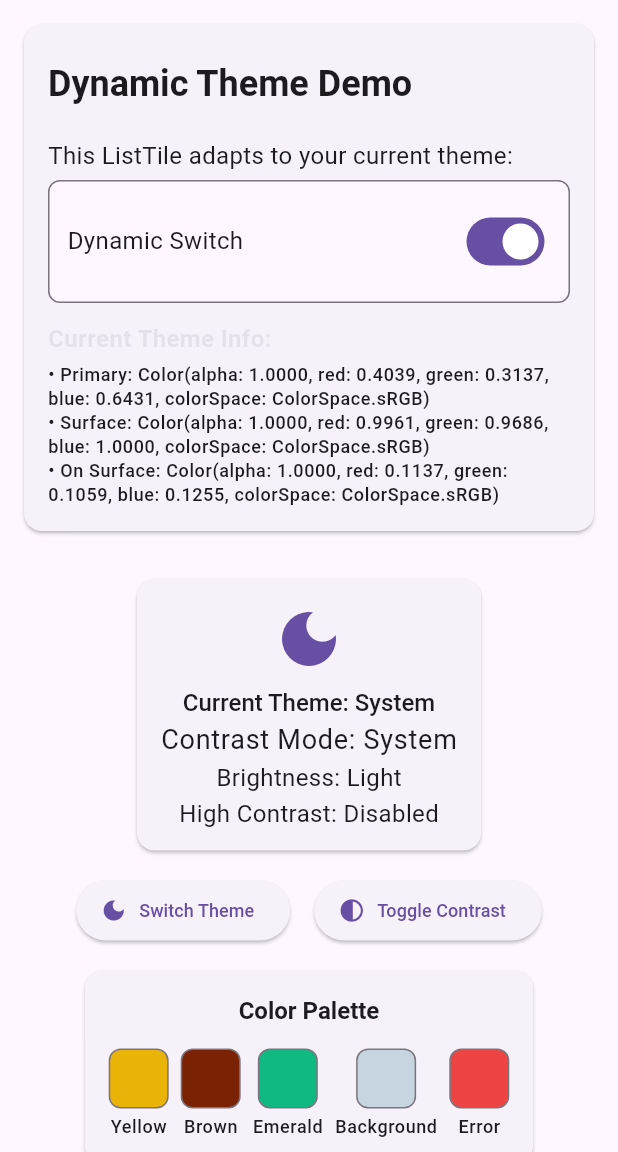
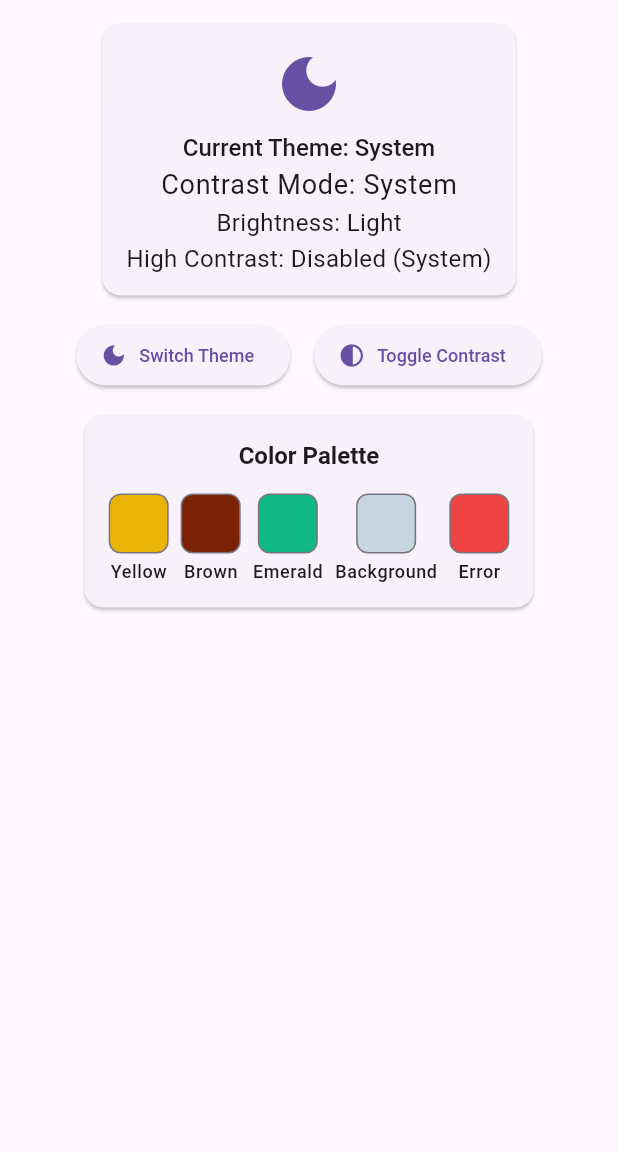
Before and after one commit to RoshanOscarSah/theme_and_contrast, a Flutter app: the screen it shows after launch, on a phone screen of 412 x 824 dp, the part 84-1236 px from its top. Run offline on Flutter 3.47's test engine with Material 3 defaults, Android fonts, the phone set to English and light mode, and no system bars; our stand-ins replace get_storage; Roboto replaces fonts that are missing (WorkSans).

Commit message:
Enhance app lifecycle management by adding onAppResumed and onAppPaused callbacks in AppWrapper and AppLifecycleHandler. Implement forced rebuild on app resume to reflect system changes. Update ThemeManager to check and refresh system high contrast settings, improving responsiveness to accessibility changes. Add method to retrieve current high contrast status in home_page.dart for better user feedback.

```diff
--- a/lib/core/lifecycle/app_lifecycle_handler.dart
+++ b/lib/core/lifecycle/app_lifecycle_handler.dart
@@ -1,12 +1,14 @@
 import 'dart:async';
 import 'package:flutter/material.dart';
 import '../theme/manager/contrast_manager.dart';
+import '../theme/manager/theme_manager.dart';
 
 class AppLifecycleHandler with WidgetsBindingObserver {
   final VoidCallback? onAppResumed;
   final VoidCallback? onAppPaused;
   Timer? _debounceTimer;
   bool _isProcessing = false;
+  bool _isDisposed = false;
 
   AppLifecycleHandler({this.onAppResumed, this.onAppPaused}) {
     WidgetsBinding.instance.addObserver(this);
@@ -14,15 +16,20 @@ class AppLifecycleHandler with WidgetsBindingObserver {
   }
 
   void dispose() {
-    // Cancel timer and set to null to prevent any further usage
+    debugPrint('🔄 AppLifecycleHandler: Disposing...');
+    _isDisposed = true;
+
+    // Cancel timer but don't set to null immediately
     _debounceTimer?.cancel();
-    _debounceTimer = null;
-
-    // Reset processing flag
-    _isProcessing = false;
 
     // Remove observer
     WidgetsBinding.instance.removeObserver(this);
+
+    // Set timer to null after a short delay to allow pending operations to complete
+    Timer(const Duration(milliseconds: 100), () {
+      _debounceTimer = null;
+      debugPrint('🔄 AppLifecycleHandler: Disposed completely');
+    });
   }
 
   void _checkInitialContrastStatus() async {
@@ -36,16 +43,21 @@ class AppLifecycleHandler with WidgetsBindingObserver {
 
   @override
   void didChangeAppLifecycleState(AppLifecycleState state) {
-    // Check if the handler is still valid (not disposed)
-    if (_debounceTimer == null) {
-      return; // Handler has been disposed, ignore lifecycle events
+    debugPrint('🔄 Lifecycle state changed: $state');
+
+    // Check if the handler is disposed
+    if (_isDisposed) {
+      debugPrint('🔄 Handler disposed, ignoring lifecycle event');
+      return;
     }
 
     switch (state) {
       case AppLifecycleState.resumed:
+        debugPrint('🔄 App resumed - triggering handler');
         _handleAppResumed();
         break;
       case AppLifecycleState.paused:
+        debugPrint('🔄 App paused - triggering handler');
         _handleAppPaused();
         break;
       case AppLifecycleState.inactive:
@@ -61,16 +73,20 @@ class AppLifecycleHandler with WidgetsBindingObserver {
   }
 
   void _handleAppResumed() {
+    debugPrint('🔄 App resumed - checking for system changes');
     // Debounce rapid resume events
     _debounceTimer?.cancel();
     _debounceTimer = Timer(const Duration(milliseconds: 300), () {
+      debugPrint('🔄 Debounced resume event triggered');
       // Check if the handler is still valid before processing
-      if (!_isProcessing && onAppResumed != null) {
+      if (!_isProcessing && !_isDisposed) {
         _isProcessing = true;
+        debugPrint('🔄 Starting contrast check...');
         _checkContrastChanges()
             .then((_) {
-              // Only call onAppResumed if the timer hasn't been cancelled
-              if (_debounceTimer != null) {
+              // Always call onAppResumed if not disposed
+              if (!_isDisposed && onAppResumed != null) {
+                debugPrint('🔄 Calling onAppResumed callback');
                 onAppResumed?.call();
               }
               _isProcessing = false;
@@ -79,21 +95,26 @@ class AppLifecycleHandler with WidgetsBindingObserver {
               debugPrint('Error in contrast check: $error');
               _isProcessing = false;
             });
+      } else {
+        debugPrint('🔄 Already processing or disposed, skipping...');
       }
     });
   }
 
   void _handleAppPaused() {
+    debugPrint('App paused');
     onAppPaused?.call();
   }
 
   Future<void> _checkContrastChanges() async {
     try {
+      debugPrint('🔄 Checking contrast changes...');
       final isHighContrast = await ContrastService.isHighContrastEnabled();
       debugPrint('High contrast status on resume: $isHighContrast');
 
-      // Here you could add logic to refresh theme/contrast settings
-      // For example, trigger a rebuild of the app with new contrast settings
+      // Refresh theme manager to check for system accessibility changes
+      await ThemeManager.refreshSystemSettings();
+      debugPrint('🔄 Theme refresh completed');
     } catch (e) {
       debugPrint('Error checking contrast changes: $e');
     }
--- a/lib/core/lifecycle/app_wrapper.dart
+++ b/lib/core/lifecycle/app_wrapper.dart
@@ -3,8 +3,15 @@ import 'app_lifecycle_handler.dart';
 
 class AppWrapper extends StatefulWidget {
   final Widget child;
+  final VoidCallback? onAppResumed;
+  final VoidCallback? onAppPaused;
 
-  const AppWrapper({super.key, required this.child});
+  const AppWrapper({
+    super.key,
+    required this.child,
+    this.onAppResumed,
+    this.onAppPaused,
+  });
 
   @override
   State<AppWrapper> createState() => _AppWrapperState();
@@ -16,21 +23,25 @@ class _AppWrapperState extends State<AppWrapper> {
   @override
   void initState() {
     super.initState();
+    debugPrint('🔄 AppWrapper: Initializing lifecycle handler');
 
     _lifecycleHandler = AppLifecycleHandler(
       onAppResumed: () {
         // Handle app resumed - refresh theme/contrast settings
-        debugPrint('App resumed - checking for theme/contrast changes');
+        debugPrint('🔄 AppWrapper: App resumed callback triggered');
+        widget.onAppResumed?.call();
       },
       onAppPaused: () {
         // Handle app paused
-        debugPrint('App paused');
+        debugPrint('🔄 AppWrapper: App paused callback triggered');
+        widget.onAppPaused?.call();
       },
     );
   }
 
   @override
   void dispose() {
+    debugPrint('🔄 AppWrapper: Disposing lifecycle handler');
     _lifecycleHandler.dispose();
     super.dispose();
   }
--- a/lib/core/theme/manager/theme_manager.dart
+++ b/lib/core/theme/manager/theme_manager.dart
@@ -4,6 +4,7 @@ import '../types/high_contrast_dark_theme.dart';
 import '../types/high_contrast_light_theme.dart';
 import '../types/theme_light.dart';
 import '../../persistant_storage/theme_preferences.dart';
+import '../manager/contrast_manager.dart';
 
 enum ContrastMode { normal, high, system }
 
@@ -13,6 +14,8 @@ class ThemeManager {
   static final List<Function()> _listeners = [];
   static bool _initialized = false;
   static bool _isLoading = false; // Flag to prevent saving during loading
+  static bool _systemHighContrastEnabled =
+      false; // Track system high contrast state
 
   // Initialize the theme manager and load saved preferences
   static void initialize() {
@@ -25,6 +28,9 @@ class ThemeManager {
     ThemePreferences.loadPreferences();
     _isLoading = false;
     _initialized = true;
+
+    // Check initial system high contrast status
+    _checkSystemHighContrast();
   }
 
   static void addListener(Function() listener) {
@@ -41,21 +47,71 @@ class ThemeManager {
     }
   }
 
+  // Check if system high contrast is enabled
+  static Future<bool> isSystemHighContrastEnabled() async {
+    try {
+      return await ContrastService.isHighContrastEnabled();
+    } catch (e) {
+      return false;
+    }
+  }
+
+  // Check and update system high contrast status
+  static Future<void> _checkSystemHighContrast() async {
+    final wasEnabled = _systemHighContrastEnabled;
+    _systemHighContrastEnabled = await isSystemHighContrastEnabled();
+
+    // If system high contrast status changed, notify listeners
+    if (wasEnabled != _systemHighContrastEnabled) {
+      _notifyListeners();
+    }
+  }
+
+  // Refresh theme based on current system settings
+  static Future<void> refreshSystemSettings() async {
+
+    // Check if system high contrast is enabled
+    final isSystemHighContrast = await isSystemHighContrastEnabled();
+
+    // Update the system high contrast status
+    _systemHighContrastEnabled = isSystemHighContrast;
+
+    // If contrast mode is set to system, we need to notify listeners
+    // so the app can rebuild with the correct theme
+    if (_contrastMode == ContrastMode.system) {
+      _notifyListeners();
+    }
+  }
+
+  // Helper method to determine if high contrast should be applied
+  static bool _shouldUseHighContrast() {
+    if (_contrastMode == ContrastMode.high) {
+      return true;
+    }
+    if (_contrastMode == ContrastMode.system) {
+      return _systemHighContrastEnabled;
+    }
+    return false;
+  }
+
   static ThemeData getLightTheme() {
-    if (_contrastMode == ContrastMode.high) {
+    // Check if we should use high contrast based on current settings
+    if (_shouldUseHighContrast()) {
       return buildHighContrastLightTheme();
     }
     return buildLightTheme();
   }
 
   static ThemeData getDarkTheme() {
-    if (_contrastMode == ContrastMode.high) {
+    // Check if we should use high contrast based on current settings
+    if (_shouldUseHighContrast()) {
       return buildHighContrastDarkTheme();
     }
     return buildDarkTheme();
   }
 
   static ThemeData? getHighContrastLightTheme() {
+    // Only provide high contrast theme if system mode is set
     if (_contrastMode == ContrastMode.system) {
       return buildHighContrastLightTheme();
     }
@@ -63,6 +119,7 @@ class ThemeManager {
   }
 
   static ThemeData? getHighContrastDarkTheme() {
+    // Only provide high contrast theme if system mode is set
     if (_contrastMode == ContrastMode.system) {
       return buildHighContrastDarkTheme();
     }
@@ -74,7 +131,8 @@ class ThemeManager {
     // Save to persistent storage only if not loading
     if (!_isLoading) {
       ThemePreferences.setContrastMode(contrastMode);
-    } else {}
+    } else {
+    }
     _notifyListeners();
   }
 
@@ -83,7 +141,8 @@ class ThemeManager {
     // Save to persistent storage only if not loading
     if (!_isLoading) {
       ThemePreferences.setThemeMode(themeMode);
-    } else {}
+    } else {
+    }
     _notifyListeners();
   }
 
@@ -117,4 +176,7 @@ class ThemeManager {
 
   static ThemeMode get themeMode => _themeMode;
   static ContrastMode get contrastMode => _contrastMode;
+
+  // Getter for current system high contrast status
+  static bool get systemHighContrastEnabled => _systemHighContrastEnabled;
 }
--- a/lib/main.dart
+++ b/lib/main.dart
@@ -49,6 +49,10 @@ class _MyAppState extends State<MyApp> {
   @override
   Widget build(BuildContext context) {
     return AppWrapper(
+      onAppResumed: () {
+        // Force rebuild when app resumes to reflect any system changes
+        setState(() {});
+      },
       child: ThemeInheritedWidget(
         themeMode: ThemeManager.themeMode,
         contrastMode: ThemeManager.contrastMode,
--- a/lib/screens/home_page.dart
+++ b/lib/screens/home_page.dart
@@ -44,6 +44,25 @@ class _MyHomePageState extends State<MyHomePage> {
     }
   }
 
+  String _getCurrentHighContrastStatus() {
+    final themeInherited = ThemeInheritedWidget.of(context);
+    if (themeInherited == null) return 'Unknown';
+
+    switch (themeInherited.contrastMode) {
+      case ContrastMode.high:
+        return 'Enabled (App)';
+      case ContrastMode.system:
+        // Check if system high contrast is enabled
+        if (ThemeManager.systemHighContrastEnabled) {
+          return 'Enabled (System)';
+        } else {
+          return 'Disabled (System)';
+        }
+      case ContrastMode.normal:
+        return 'Disabled (App)';
+    }
+  }
+
   void _showAppearanceModal(BuildContext context) {
     showModalBottomSheet(
       context: context,
@@ -82,72 +101,6 @@ class _MyHomePageState extends State<MyHomePage> {
                 child: Padding(
                   padding: const EdgeInsets.all(16),
                   child: Column(
-                    crossAxisAlignment: CrossAxisAlignment.start,
-                    children: [
-                      Text(
-                        'Dynamic Theme Demo',
-                        style: Theme.of(context).textTheme.displayMedium,
-                      ),
-                      const SizedBox(height: 16),
-                      Text(
-                        'This ListTile adapts to your current theme:',
-                        style: Theme.of(context).textTheme.bodyMedium,
-                      ),
-                      const SizedBox(height: 8),
-                      Container(
-                        padding: const EdgeInsets.all(12),
-                        decoration: BoxDecoration(
-                          color: Theme.of(context).colorScheme.surface,
-                          borderRadius: BorderRadius.circular(8),
-                          border: Border.all(
-                            color: Theme.of(context).colorScheme.outline,
-                          ),
-                        ),
-                        child: ListTile(
-                          contentPadding: EdgeInsets.zero,
-                          title: Text(
-                            "Dynamic Switch",
-                            style: Theme.of(context).textTheme.bodyMedium,
-                          ),
-                          trailing: Switch.adaptive(
-                            value: true,
-                            onChanged: (value) {},
-                          ),
-                        ),
-                      ),
-                      const SizedBox(height: 16),
-                      Text(
-                        'Current Theme Info:',
-                        style: Theme.of(context).textTheme.bodyMedium?.copyWith(
-                          fontWeight: FontWeight.w600,
-                          color: Theme.of(context)
-                              .colorScheme
-                              .onSecondaryContainer
-                              .withValues(alpha: 0.1),
-                        ),
-                      ),
-                      const SizedBox(height: 8),
-                      Text(
-                        '• Primary: ${Theme.of(context).colorScheme.primary}',
-                        style: Theme.of(context).textTheme.bodySmall,
-                      ),
-                      Text(
-                        '• Surface: ${Theme.of(context).colorScheme.surface}',
-                        style: Theme.of(context).textTheme.bodySmall,
-                      ),
-                      Text(
-                        '• On Surface: ${Theme.of(context).colorScheme.onSurface}',
-                        style: Theme.of(context).textTheme.bodySmall,
-                      ),
-                    ],
-                  ),
-                ),
-              ),
-              Card(
-                margin: const EdgeInsets.all(16),
-                child: Padding(
-                  padding: const EdgeInsets.all(16),
-                  child: Column(
                     children: [
                       Icon(
                         ThemeManager.themeMode == ThemeMode.dark
@@ -174,12 +127,12 @@ class _MyHomePageState extends State<MyHomePage> {
                       const SizedBox(height: 8),
                       if (Platform.isAndroid)
                         Text(
-                          'High Contrast: ${isHighContrast ? "Enabled" : "Disabled"}',
+                          'High Contrast: ${_getCurrentHighContrastStatus()}',
                           style: Theme.of(context).textTheme.bodyMedium,
                         ),
                       if (Platform.isIOS)
                         Text(
-                          'High Contrast: ${isHighContrast ? "Enabled" : "Disabled"}',
+                          'High Contrast ios: ${isHighContrast ? "Enabled" : "Disabled"}',
                           style: Theme.of(context).textTheme.bodyMedium,
                         ),
                     ],
```
